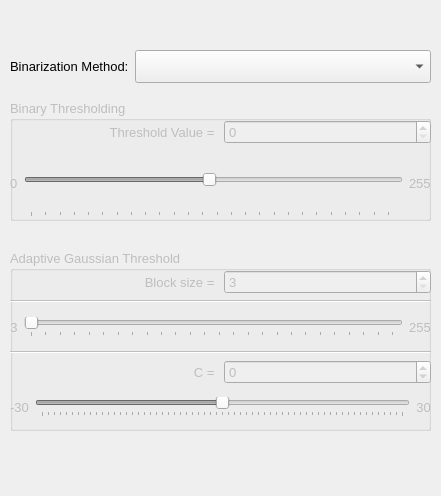
R1ma0/TheIsolatorOfStringsOfGalaxies, file Widgets/binarizationWindowUI.ui: the form before one commit.
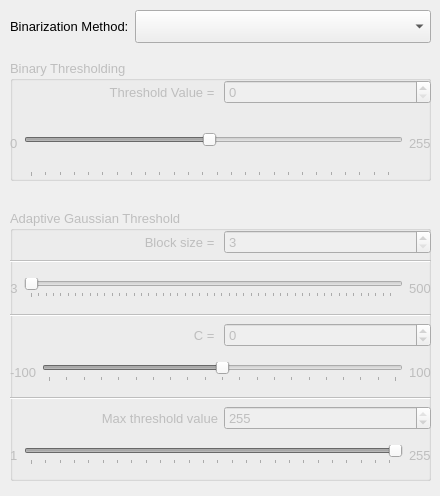
The form after the commit.

Commit message:
Improved Adaptive Gaussian binarization
Added the ability to cahnge 'maxValue' parameter

Diff of the .ui file:
```diff
--- a/Widgets/binarizationWindowUI.ui
+++ b/Widgets/binarizationWindowUI.ui
@@ -6,7 +6,7 @@
    <rect>
     <x>0</x>
     <y>0</y>
-    <width>441</width>
+    <width>440</width>
     <height>496</height>
    </rect>
   </property>
@@ -17,7 +17,7 @@
    <property name="geometry">
     <rect>
      <x>10</x>
-     <y>50</y>
+     <y>10</y>
      <width>421</width>
      <height>33</height>
     </rect>
@@ -61,7 +61,7 @@
    <property name="geometry">
     <rect>
      <x>10</x>
-     <y>100</y>
+     <y>60</y>
      <width>421</width>
      <height>121</height>
     </rect>
@@ -198,9 +198,9 @@
    <property name="geometry">
     <rect>
      <x>10</x>
-     <y>250</y>
+     <y>210</y>
      <width>421</width>
-     <height>181</height>
+     <height>271</height>
     </rect>
    </property>
    <property name="font">
@@ -209,16 +209,22 @@
      <pointsize>10</pointsize>
     </font>
    </property>
+   <property name="autoFillBackground">
+    <bool>false</bool>
+   </property>
    <property name="title">
     <string>Adaptive Gaussian Threshold</string>
    </property>
+   <property name="checkable">
+    <bool>false</bool>
+   </property>
    <widget class="QWidget" name="layoutWidget">
     <property name="geometry">
      <rect>
       <x>0</x>
       <y>20</y>
       <width>421</width>
-      <height>155</height>
+      <height>245</height>
      </rect>
     </property>
     <layout class="QVBoxLayout" name="verticalLayout_2">
@@ -246,7 +252,10 @@
           <number>3</number>
          </property>
          <property name="maximum">
-          <number>255</number>
+          <number>500</number>
+         </property>
+         <property name="singleStep">
+          <number>2</number>
          </property>
         </widget>
        </item>
@@ -280,7 +289,10 @@
           <number>3</number>
          </property>
          <property name="maximum">
-          <number>255</number>
+          <number>500</number>
+         </property>
+         <property name="singleStep">
+          <number>2</number>
          </property>
          <property name="orientation">
           <enum>Qt::Horizontal</enum>
@@ -293,7 +305,7 @@
        <item>
         <widget class="QLabel" name="gaussianBlockSizeMaxValueLabel">
          <property name="text">
-          <string>255</string>
+          <string>500</string>
          </property>
          <property name="alignment">
           <set>Qt::AlignCenter</set>
@@ -327,10 +339,10 @@
        <item>
         <widget class="QSpinBox" name="gaussianCSpinBox">
          <property name="minimum">
-          <number>-30</number>
+          <number>-100</number>
          </property>
          <property name="maximum">
-          <number>30</number>
+          <number>100</number>
          </property>
         </widget>
        </item>
@@ -341,7 +353,7 @@
        <item>
         <widget class="QLabel" name="gaussianCMinValueLabel">
          <property name="text">
-          <string>-30</string>
+          <string>-100</string>
          </property>
          <property name="alignment">
           <set>Qt::AlignJustify|Qt::AlignVCenter</set>
@@ -354,10 +366,10 @@
        <item>
         <widget class="QSlider" name="gaussianCValueSlider">
          <property name="minimum">
-          <number>-30</number>
+          <number>-100</number>
          </property>
          <property name="maximum">
-          <number>30</number>
+          <number>100</number>
          </property>
          <property name="orientation">
           <enum>Qt::Horizontal</enum>
@@ -370,7 +382,7 @@
        <item>
         <widget class="QLabel" name="gaussianCMaxValueLabel">
          <property name="text">
-          <string>30</string>
+          <string>100</string>
          </property>
          <property name="alignment">
           <set>Qt::AlignCenter</set>
@@ -382,6 +394,86 @@
        </item>
       </layout>
      </item>
+     <item>
+      <widget class="Line" name="line_3">
+       <property name="orientation">
+        <enum>Qt::Horizontal</enum>
+       </property>
+      </widget>
+     </item>
+     <item>
+      <layout class="QHBoxLayout" name="horizontalLayout_8">
+       <item>
+        <widget class="QLabel" name="label_3">
+         <property name="text">
+          <string>Max threshold value</string>
+         </property>
+         <property name="alignment">
+          <set>Qt::AlignRight|Qt::AlignTrailing|Qt::AlignVCenter</set>
+         </property>
+        </widget>
+       </item>
+       <item>
+        <widget class="QSpinBox" name="maxThresholdValueSpinBox">
+         <property name="showGroupSeparator" stdset="0">
+          <bool>false</bool>
+         </property>
+         <property name="minimum">
+          <number>1</number>
+         </property>
+         <property name="maximum">
+          <number>255</number>
+         </property>
+         <property name="value">
+          <number>255</number>
+         </property>
+        </widget>
+       </item>
+      </layout>
+     </item>
+     <item>
+      <layout class="QHBoxLayout" name="horizontalLayout_9">
+       <item>
+        <widget class="QLabel" name="maxThresholdMinValue">
+         <property name="text">
+          <string>1</string>
+         </property>
+         <property name="margin">
+          <number>5</number>
+         </property>
+        </widget>
+       </item>
+       <item>
+        <widget class="QSlider" name="maxThresholdValueSlider">
+         <property name="minimum">
+          <number>1</number>
+         </property>
+         <property name="maximum">
+          <number>255</number>
+         </property>
+         <property name="value">
+          <number>255</number>
+         </property>
+         <property name="orientation">
+          <enum>Qt::Horizontal</enum>
+         </property>
+         <property name="tickPosition">
+          <enum>QSlider::TicksBelow</enum>
+         </property>
+        </widget>
+       </item>
+       <item>
+        <widget class="QLabel" name="maxThresholdMaxValue">
+         <property name="text">
+          <string>255</string>
+         </property>
+         <property name="margin">
+          <number>5</number>
+         </property>
+        </widget>
+       </item>
+      </layout>
+     </item>
     </layout>
    </widget>
   </widget>
```
The commit also changes 5 other files.
